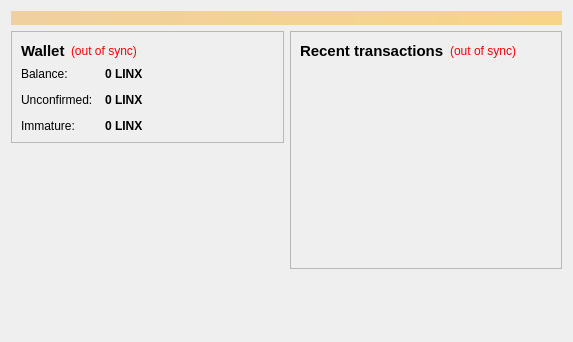
Qt form src/qt/forms/overviewpage.ui (linX-project/linX) before a commit.
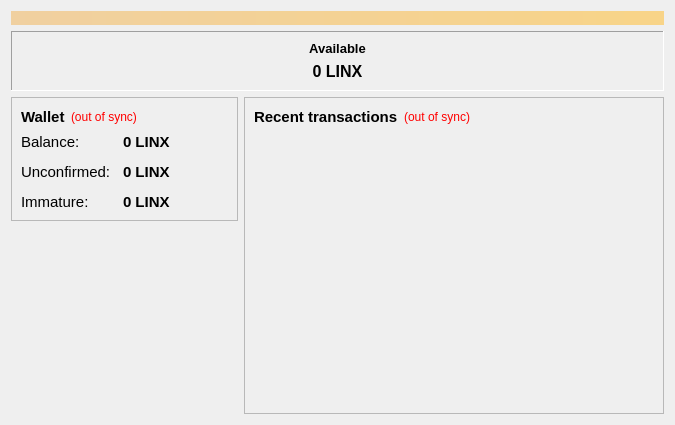
The same form after that commit. Icons and pictures are not drawn.

```diff
--- a/src/qt/forms/overviewpage.ui
+++ b/src/qt/forms/overviewpage.ui
@@ -6,13 +6,16 @@
    <rect>
     <x>0</x>
     <y>0</y>
-    <width>573</width>
-    <height>342</height>
+    <width>675</width>
+    <height>425</height>
    </rect>
   </property>
   <property name="windowTitle">
    <string>Form</string>
   </property>
+  <property name="autoFillBackground">
+   <bool>false</bool>
+  </property>
   <layout class="QVBoxLayout" name="topLayout">
    <item>
     <widget class="QLabel" name="labelAlerts">
@@ -31,7 +34,79 @@
     </widget>
    </item>
    <item>
-    <layout class="QHBoxLayout" name="horizontalLayout" stretch="1,1">
+    <layout class="QVBoxLayout" name="verticalLayout_5" stretch="0">
+     <item>
+      <widget class="QFrame" name="balance_box">
+       <property name="maximumSize">
+        <size>
+         <width>16777215</width>
+         <height>16777215</height>
+        </size>
+       </property>
+       <property name="frameShape">
+        <enum>QFrame::Panel</enum>
+       </property>
+       <property name="frameShadow">
+        <enum>QFrame::Sunken</enum>
+       </property>
+       <layout class="QHBoxLayout" name="horizontalLayout_3" stretch="0">
+        <item>
+         <layout class="QVBoxLayout" name="verticalLayout_6">
+          <property name="spacing">
+           <number>6</number>
+          </property>
+          <property name="leftMargin">
+           <number>0</number>
+          </property>
+          <property name="rightMargin">
+           <number>0</number>
+          </property>
+          <property name="bottomMargin">
+           <number>0</number>
+          </property>
+          <item>
+           <widget class="QLabel" name="label_2">
+            <property name="font">
+             <font>
+              <pointsize>10</pointsize>
+              <weight>75</weight>
+              <bold>true</bold>
+             </font>
+            </property>
+            <property name="text">
+             <string>Available</string>
+            </property>
+            <property name="alignment">
+             <set>Qt::AlignCenter</set>
+            </property>
+           </widget>
+          </item>
+          <item>
+           <widget class="QLabel" name="labelBalance2">
+            <property name="font">
+             <font>
+              <pointsize>12</pointsize>
+              <weight>75</weight>
+              <bold>true</bold>
+             </font>
+            </property>
+            <property name="text">
+             <string>0 LINX</string>
+            </property>
+            <property name="alignment">
+             <set>Qt::AlignCenter</set>
+            </property>
+           </widget>
+          </item>
+         </layout>
+        </item>
+       </layout>
+      </widget>
+     </item>
+    </layout>
+   </item>
+   <item>
+    <layout class="QHBoxLayout" name="horizontalLayout" stretch="1,0">
      <item>
       <layout class="QVBoxLayout" name="verticalLayout_2">
        <item>
@@ -103,35 +178,23 @@
             </property>
             <item row="0" column="0">
              <widget class="QLabel" name="label">
+              <property name="font">
+               <font>
+                <pointsize>11</pointsize>
+               </font>
+              </property>
               <property name="text">
                <string>Balance:</string>
               </property>
              </widget>
             </item>
-            <item row="0" column="1">
-             <widget class="QLabel" name="labelBalance">
-              <property name="font">
-               <font>
-                <weight>75</weight>
-                <bold>true</bold>
-               </font>
-              </property>
-              <property name="cursor">
-               <cursorShape>IBeamCursor</cursorShape>
-              </property>
-              <property name="toolTip">
-               <string>Your current balance</string>
-              </property>
-              <property name="text">
-               <string notr="true">0 LINX</string>
-              </property>
-              <property name="textInteractionFlags">
-               <set>Qt::LinksAccessibleByMouse|Qt::TextSelectableByKeyboard|Qt::TextSelectableByMouse</set>
-              </property>
-             </widget>
-            </item>
             <item row="1" column="0">
              <widget class="QLabel" name="label_3">
+              <property name="font">
+               <font>
+                <pointsize>11</pointsize>
+               </font>
+              </property>
               <property name="text">
                <string>Unconfirmed:</string>
               </property>
@@ -141,6 +204,7 @@
              <widget class="QLabel" name="labelUnconfirmed">
               <property name="font">
                <font>
+                <pointsize>11</pointsize>
                 <weight>75</weight>
                 <bold>true</bold>
                </font>
@@ -161,6 +225,11 @@
             </item>
             <item row="2" column="0">
              <widget class="QLabel" name="labelImmatureText">
+              <property name="font">
+               <font>
+                <pointsize>11</pointsize>
+               </font>
+              </property>
               <property name="text">
                <string>Immature:</string>
               </property>
@@ -170,6 +239,7 @@
              <widget class="QLabel" name="labelImmature">
               <property name="font">
                <font>
+                <pointsize>11</pointsize>
                 <weight>75</weight>
                 <bold>true</bold>
                </font>
@@ -185,6 +255,29 @@
               </property>
              </widget>
             </item>
+            <item row="0" column="1">
+             <widget class="QLabel" name="labelBalance">
+              <property name="font">
+               <font>
+                <pointsize>11</pointsize>
+                <weight>75</weight>
+                <bold>true</bold>
+               </font>
+              </property>
+              <property name="cursor">
+               <cursorShape>IBeamCursor</cursorShape>
+              </property>
+              <property name="toolTip">
+               <string>Your current balance</string>
+              </property>
+              <property name="text">
+               <string notr="true">0 LINX</string>
+              </property>
+              <property name="textInteractionFlags">
+               <set>Qt::LinksAccessibleByMouse|Qt::TextSelectableByKeyboard|Qt::TextSelectableByMouse</set>
+              </property>
+             </widget>
+            </item>
            </layout>
           </item>
          </layout>
@@ -207,6 +300,9 @@
      </item>
      <item>
       <layout class="QVBoxLayout" name="verticalLayout_3">
+       <property name="leftMargin">
+        <number>0</number>
+       </property>
        <item>
         <widget class="QFrame" name="frame_2">
          <property name="frameShape">
@@ -263,6 +359,12 @@
           </item>
           <item>
            <widget class="QListView" name="listTransactions">
+            <property name="minimumSize">
+             <size>
+              <width>400</width>
+              <height>0</height>
+             </size>
+            </property>
             <property name="styleSheet">
              <string notr="true">QListView { background: transparent; }</string>
             </property>
@@ -280,38 +382,76 @@
             </property>
            </widget>
           </item>
+          <item>
+           <layout class="QHBoxLayout" name="horizontalLayout_5">
+            <item>
+             <spacer name="horizontalSpacer_4">
+              <property name="orientation">
+               <enum>Qt::Horizontal</enum>
+              </property>
+              <property name="sizeHint" stdset="0">
+               <size>
+                <width>40</width>
+                <height>20</height>
+               </size>
+              </property>
+             </spacer>
+            </item>
+            <item>
+             <widget class="QLabel" name="lbl_linx_logo">
+              <property name="enabled">
+               <bool>true</bool>
+              </property>
+              <property name="maximumSize">
+               <size>
+                <width>232</width>
+                <height>113</height>
+               </size>
+              </property>
+              <property name="autoFillBackground">
+               <bool>false</bool>
+              </property>
+              <property name="frameShadow">
+               <enum>QFrame::Plain</enum>
+              </property>
+              <property name="text">
+               <string/>
+              </property>
+              <property name="textFormat">
+               <enum>Qt::RichText</enum>
+              </property>
+              <property name="pixmap">
+               <pixmap resource="../bitcoin.qrc">:/images/linx-logo-word</pixmap>
+              </property>
+              <property name="scaledContents">
+               <bool>true</bool>
+              </property>
+              <property name="alignment">
+               <set>Qt::AlignRight|Qt::AlignTrailing|Qt::AlignVCenter</set>
+              </property>
+              <property name="wordWrap">
+               <bool>false</bool>
+              </property>
+             </widget>
+            </item>
+            <item>
+             <spacer name="horizontalSpacer_3">
+              <property name="orientation">
+               <enum>Qt::Horizontal</enum>
+              </property>
+              <property name="sizeHint" stdset="0">
+               <size>
+                <width>40</width>
+                <height>20</height>
+               </size>
+              </property>
+             </spacer>
+            </item>
+           </layout>
+          </item>
          </layout>
         </widget>
        </item>
-       <item>
-        <spacer name="verticalSpacer_2">
-         <property name="orientation">
-          <enum>Qt::Vertical</enum>
-         </property>
-         <property name="sizeHint" stdset="0">
-          <size>
-           <width>20</width>
-           <height>40</height>
-          </size>
-         </property>
-        </spacer>
-       </item>
-       <item>
-        <widget class="QLabel" name="lbl_linx_logo">
-         <property name="maximumSize">
-          <size>
-           <width>315</width>
-           <height>153</height>
-          </size>
-         </property>
-         <property name="text">
-          <string/>
-         </property>
-         <property name="pixmap">
-          <pixmap resource="../bitcoin.qrc">:/images/linx-logo-word</pixmap>
-         </property>
-        </widget>
-       </item>
       </layout>
      </item>
     </layout>
```
